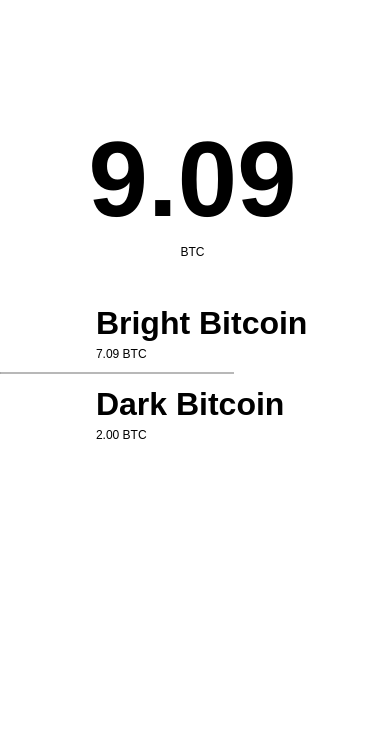
Before: the Qt Designer form ThresHoDLApp/mainwindow.ui in isaidnocookies/Threshodl-Wallet, drawn with Qt 5.
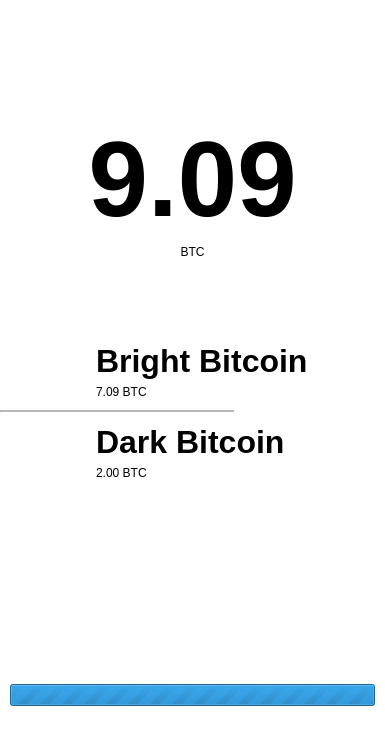
After: the same form once the commit is applied. Icons and pictures are not drawn.

```diff
--- a/ThresHoDLApp/mainwindow.ui
+++ b/ThresHoDLApp/mainwindow.ui
@@ -140,6 +140,61 @@
         </property>
        </widget>
       </item>
+      <item>
+       <spacer name="verticalSpacer_9">
+        <property name="orientation">
+         <enum>Qt::Vertical</enum>
+        </property>
+        <property name="sizeType">
+         <enum>QSizePolicy::Fixed</enum>
+        </property>
+        <property name="sizeHint" stdset="0">
+         <size>
+          <width>20</width>
+          <height>10</height>
+         </size>
+        </property>
+       </spacer>
+      </item>
+      <item>
+       <layout class="QHBoxLayout" name="horizontalLayout_5">
+        <property name="topMargin">
+         <number>0</number>
+        </property>
+        <item>
+         <widget class="QPushButton" name="refreshWalletsButton">
+          <property name="sizePolicy">
+           <sizepolicy hsizetype="Fixed" vsizetype="Fixed">
+            <horstretch>0</horstretch>
+            <verstretch>0</verstretch>
+           </sizepolicy>
+          </property>
+          <property name="maximumSize">
+           <size>
+            <width>25</width>
+            <height>25</height>
+           </size>
+          </property>
+          <property name="text">
+           <string/>
+          </property>
+          <property name="icon">
+           <iconset resource="resources.qrc">
+            <normaloff>:/black_refresh</normaloff>:/black_refresh</iconset>
+          </property>
+          <property name="iconSize">
+           <size>
+            <width>25</width>
+            <height>25</height>
+           </size>
+          </property>
+          <property name="flat">
+           <bool>true</bool>
+          </property>
+         </widget>
+        </item>
+       </layout>
+      </item>
       <item>
        <spacer name="verticalSpacer_3">
         <property name="orientation">
@@ -507,6 +562,55 @@
         </property>
        </widget>
       </item>
+      <item>
+       <layout class="QHBoxLayout" name="horizontalLayout_2">
+        <property name="topMargin">
+         <number>0</number>
+        </property>
+        <item>
+         <spacer name="horizontalSpacer_10">
+          <property name="orientation">
+           <enum>Qt::Horizontal</enum>
+          </property>
+          <property name="sizeType">
+           <enum>QSizePolicy::Minimum</enum>
+          </property>
+          <property name="sizeHint" stdset="0">
+           <size>
+            <width>10</width>
+            <height>20</height>
+           </size>
+          </property>
+         </spacer>
+        </item>
+        <item>
+         <widget class="QProgressBar" name="progressBar">
+          <property name="maximum">
+           <number>0</number>
+          </property>
+          <property name="value">
+           <number>-1</number>
+          </property>
+         </widget>
+        </item>
+        <item>
+         <spacer name="horizontalSpacer_9">
+          <property name="orientation">
+           <enum>Qt::Horizontal</enum>
+          </property>
+          <property name="sizeType">
+           <enum>QSizePolicy::Fixed</enum>
+          </property>
+          <property name="sizeHint" stdset="0">
+           <size>
+            <width>10</width>
+            <height>20</height>
+           </size>
+          </property>
+         </spacer>
+        </item>
+       </layout>
+      </item>
       <item>
        <layout class="QHBoxLayout" name="horizontalLayout">
         <property name="topMargin">
```
